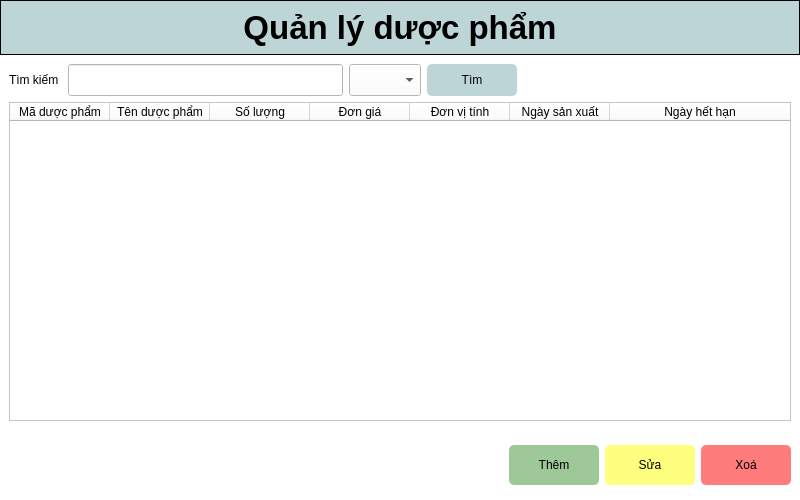
Above: ui/duocpham.ui from thanhphat113/Face_recognition before the change. Below: the same form after it.
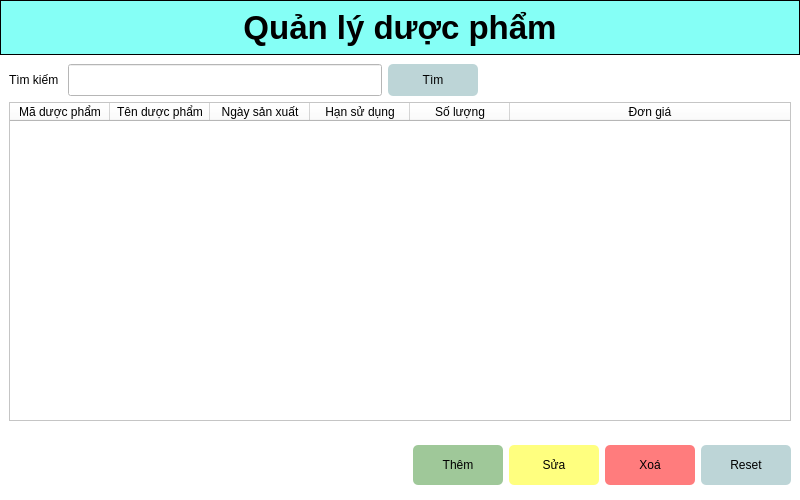
That is the form after the change. Icons and pictures are not drawn.

What changed in the file:
```diff
--- a/ui/duocpham.ui
+++ b/ui/duocpham.ui
@@ -39,8 +39,7 @@
     <widget class="QWidget" name="widget" native="true">
      <property name="styleSheet">
       <string notr="true">QWidget{
-	background-color: #BDD5D7;
-	border:1px solid black
+background-color: rgb(133, 255, 246);	border:1px solid black
 }
 QLabel{
 	border:none
@@ -62,6 +61,9 @@
         <property name="layoutDirection">
          <enum>Qt::LeftToRight</enum>
         </property>
+        <property name="styleSheet">
+         <string notr="true"/>
+        </property>
         <property name="text">
          <string>Quản lý dược phẩm</string>
         </property>
@@ -181,6 +183,28 @@
           </property>
          </widget>
         </item>
+        <item>
+         <widget class="QPushButton" name="btnReset">
+          <property name="minimumSize">
+           <size>
+            <width>90</width>
+            <height>40</height>
+           </size>
+          </property>
+          <property name="styleSheet">
+           <string notr="true">background-color: #BDD5D7;
+border-radius: 5px;
+border: none;</string>
+          </property>
+          <property name="text">
+           <string>Reset</string>
+          </property>
+          <property name="icon">
+           <iconset>
+            <normaloff>../img/refresh.png</normaloff>../img/refresh.png</iconset>
+          </property>
+         </widget>
+        </item>
        </layout>
       </item>
      </layout>
@@ -209,17 +233,7 @@
          </widget>
         </item>
         <item>
-         <widget class="QComboBox" name="comboBox">
-          <property name="minimumSize">
-           <size>
-            <width>0</width>
-            <height>32</height>
-           </size>
-          </property>
-         </widget>
-        </item>
-        <item>
-         <widget class="QPushButton" name="pushButton_4">
+         <widget class="QPushButton" name="btnSearch">
           <property name="minimumSize">
            <size>
             <width>90</width>
@@ -276,7 +290,7 @@
          <bool>false</bool>
         </property>
         <property name="columnCount">
-         <number>7</number>
+         <number>6</number>
         </property>
         <attribute name="horizontalHeaderCascadingSectionResizes">
          <bool>false</bool>
@@ -288,7 +302,7 @@
          <bool>true</bool>
         </attribute>
         <attribute name="verticalHeaderVisible">
-         <bool>true</bool>
+         <bool>false</bool>
         </attribute>
         <attribute name="verticalHeaderCascadingSectionResizes">
          <bool>false</bool>
@@ -309,6 +323,22 @@
           <set>AlignCenter</set>
          </property>
         </column>
+        <column>
+         <property name="text">
+          <string>Ngày sản xuất</string>
+         </property>
+         <property name="textAlignment">
+          <set>AlignCenter</set>
+         </property>
+        </column>
+        <column>
+         <property name="text">
+          <string>Hạn sử dụng</string>
+         </property>
+         <property name="textAlignment">
+          <set>AlignCenter</set>
+         </property>
+        </column>
         <column>
          <property name="text">
           <string>Số lượng</string>
@@ -325,30 +355,6 @@
           <set>AlignCenter</set>
          </property>
         </column>
-        <column>
-         <property name="text">
-          <string>Đơn vị tính</string>
-         </property>
-         <property name="textAlignment">
-          <set>AlignCenter</set>
-         </property>
-        </column>
-        <column>
-         <property name="text">
-          <string>Ngày sản xuất</string>
-         </property>
-         <property name="textAlignment">
-          <set>AlignCenter</set>
-         </property>
-        </column>
-        <column>
-         <property name="text">
-          <string>Ngày hết hạn</string>
-         </property>
-         <property name="textAlignment">
-          <set>AlignCenter</set>
-         </property>
-        </column>
        </widget>
       </item>
      </layout>
```
Left out of the diff: 13 changed lines with no effect on the pictures.
